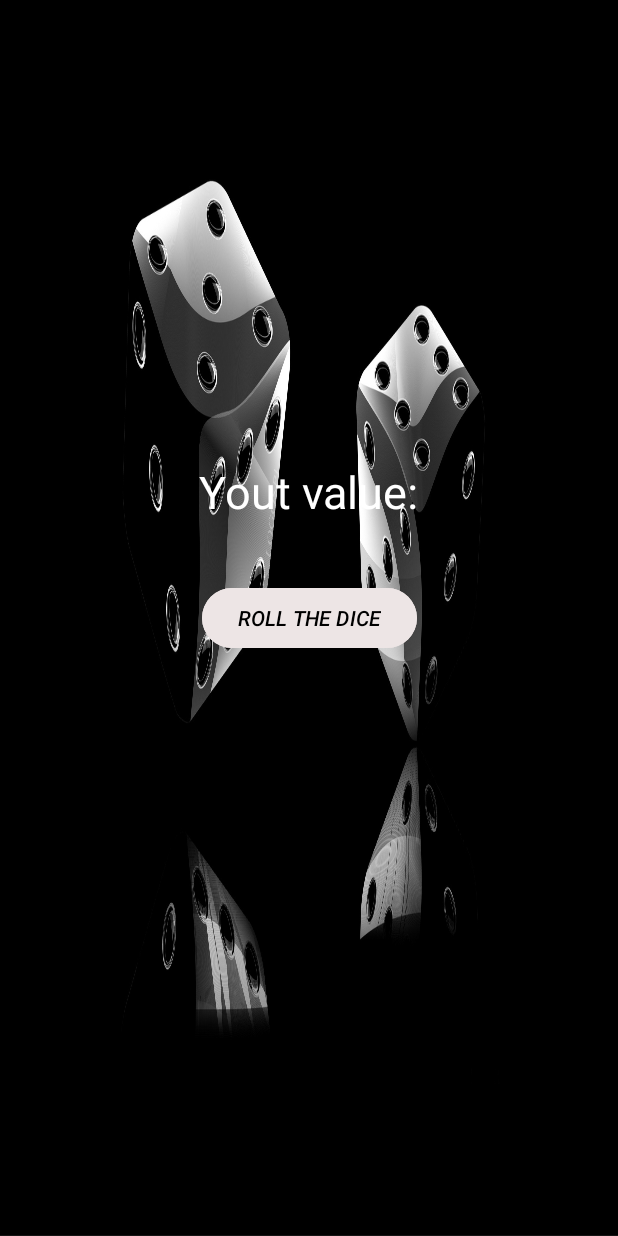
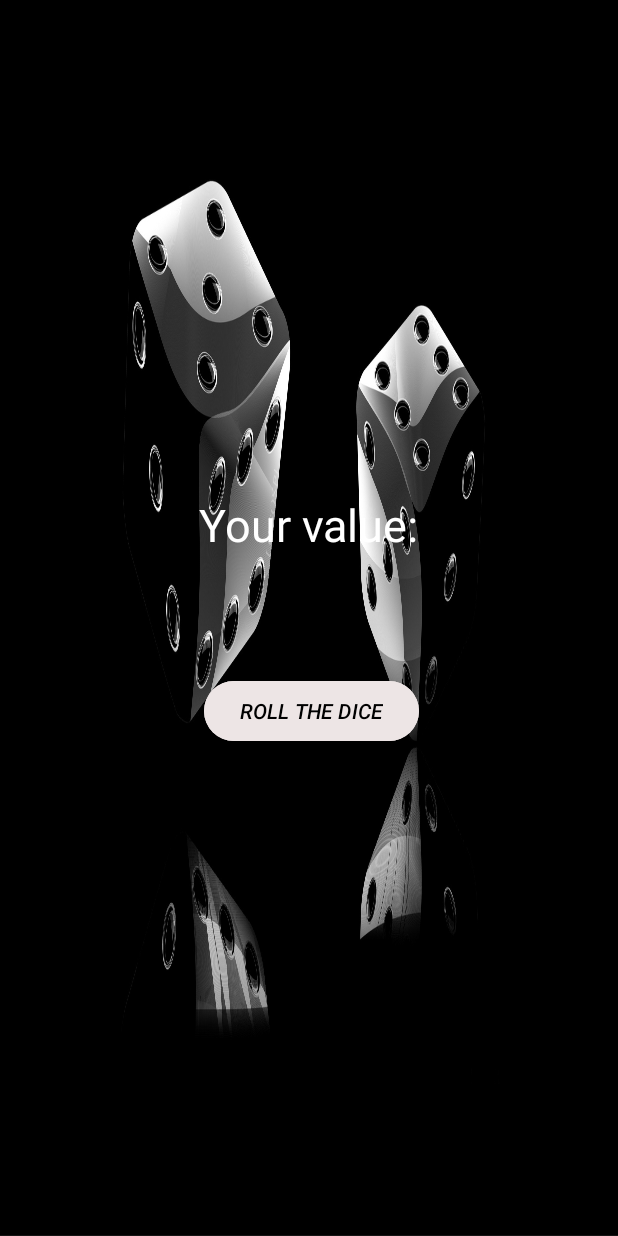
Before and after one commit to Earn1ll/GameCubes, an Android app: the layout activity_main.xml on its own in the app's theme, with its tools: preview values and no code run, on a phone screen of 412 x 824 dp. Run offline under Robolectric (Android 15) with nearby library versions, the light colour scheme and no system bars.

Commit message:
refactor: refactor some code

```diff
--- a/app/src/main/java/ru/earn1ll/gamecubes/MainActivity.kt
+++ b/app/src/main/java/ru/earn1ll/gamecubes/MainActivity.kt
@@ -19,6 +19,6 @@
     private fun rollDice() {
         val dice = Dice(6)
         val roll = dice.roll()
-        binding.textView.text = roll.toString()
+        binding.tvResult.text = roll.toString()
     }
 }
--- a/app/src/main/res/layout/activity_main.xml
+++ b/app/src/main/res/layout/activity_main.xml
@@ -11,7 +11,7 @@
         android:id="@+id/textView"
         android:layout_width="wrap_content"
         android:layout_height="wrap_content"
-        android:layout_marginBottom="40dp"
+        android:layout_marginBottom="80dp"
         android:text="@string/text_value"
         android:textColor="@color/white"
         android:textSize="30sp"
@@ -20,6 +20,17 @@
         app:layout_constraintStart_toStartOf="parent"
         app:layout_constraintTop_toTopOf="parent"
         app:layout_constraintVertical_bias="1.0" />
+
+    <TextView
+        android:id="@+id/tvResult"
+        android:layout_width="wrap_content"
+        android:layout_height="wrap_content"
+        android:textColor="@color/white"
+        android:textSize="34sp"
+        app:layout_constraintBottom_toTopOf="@+id/button"
+        app:layout_constraintEnd_toEndOf="parent"
+        app:layout_constraintStart_toStartOf="parent"
+        app:layout_constraintTop_toBottomOf="@+id/textView" />
 
     <Button
         android:id="@+id/button"
@@ -33,6 +44,8 @@
         android:textStyle="italic"
         app:layout_constraintBottom_toBottomOf="parent"
         app:layout_constraintEnd_toEndOf="parent"
+        app:layout_constraintHorizontal_bias="0.505"
         app:layout_constraintStart_toStartOf="parent"
-        app:layout_constraintTop_toTopOf="parent" />
+        app:layout_constraintTop_toTopOf="parent"
+        app:layout_constraintVertical_bias="0.58000004" />
 </androidx.constraintlayout.widget.ConstraintLayout>
--- a/app/src/main/res/values/strings.xml
+++ b/app/src/main/res/values/strings.xml
@@ -1,5 +1,5 @@
 <resources>
     <string name="app_name">game cubes</string>
     <string name="btn_roll_text">roll the dice</string>
-    <string name="text_value">Yout value:</string>
+    <string name="text_value">Your value:</string>
 </resources>
```
